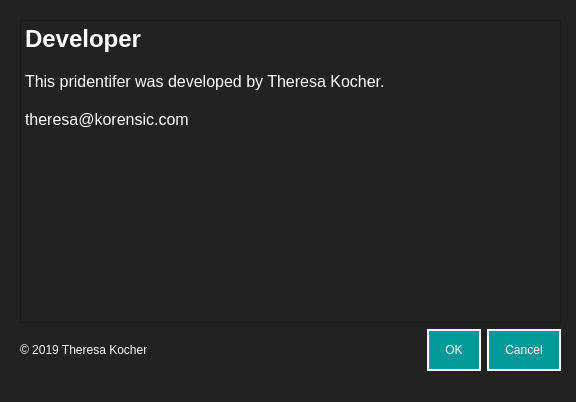
This is design/dialog_developer.ui in resa89/pridentifier as Qt 5 draws it before an edit. The edited form follows.
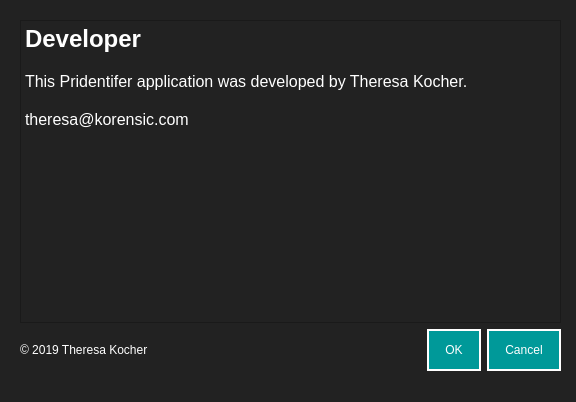
This is the edited form.

```diff
--- a/design/dialog_developer.ui
+++ b/design/dialog_developer.ui
@@ -50,7 +50,7 @@
 &lt;/style&gt;&lt;/head&gt;&lt;body style=&quot; font-family:'Helvetica'; font-size:12pt; font-weight:400; font-style:normal;&quot;&gt;
 &lt;p style=&quot; margin-top:0px; margin-bottom:0px; margin-left:0px; margin-right:0px; -qt-block-indent:0; text-indent:0px;&quot;&gt;&lt;span style=&quot; font-size:18pt; font-weight:600;&quot;&gt;Developer &lt;/span&gt;&lt;/p&gt;
 &lt;p style=&quot;-qt-paragraph-type:empty; margin-top:0px; margin-bottom:0px; margin-left:0px; margin-right:0px; -qt-block-indent:0; text-indent:0px;&quot;&gt;&lt;br /&gt;&lt;/p&gt;
-&lt;p style=&quot; margin-top:0px; margin-bottom:0px; margin-left:0px; margin-right:0px; -qt-block-indent:0; text-indent:0px;&quot;&gt;This pridentifer was developed by Theresa Kocher.&lt;/p&gt;
+&lt;p style=&quot; margin-top:0px; margin-bottom:0px; margin-left:0px; margin-right:0px; -qt-block-indent:0; text-indent:0px;&quot;&gt;This Pridentifer application was developed by Theresa Kocher.&lt;/p&gt;
 &lt;p style=&quot;-qt-paragraph-type:empty; margin-top:0px; margin-bottom:0px; margin-left:0px; margin-right:0px; -qt-block-indent:0; text-indent:0px;&quot;&gt;&lt;br /&gt;&lt;/p&gt;
 &lt;p style=&quot; margin-top:0px; margin-bottom:0px; margin-left:0px; margin-right:0px; -qt-block-indent:0; text-indent:0px;&quot;&gt;theresa@korensic.com&lt;/p&gt;&lt;/body&gt;&lt;/html&gt;</string>
         </property>
```
